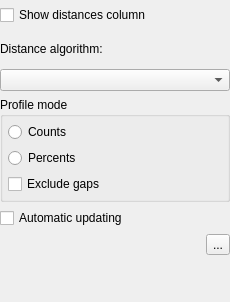
Before: the Qt Designer form src/corelibs/U2View/src/ov_msa/ui/MSADistancesColumnSettingsWidget.ui in violethaze74/ugene, drawn with Qt 5.
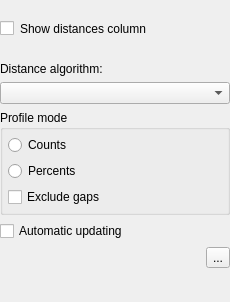
After: the same form once the commit is applied. Icons and pictures are not drawn.

Commit message: UGENE-1678: word-wrap for MSA statistics tab

```diff
--- a/src/corelibs/U2View/src/ov_msa/ui/MSADistancesColumnSettingsWidget.ui
+++ b/src/corelibs/U2View/src/ov_msa/ui/MSADistancesColumnSettingsWidget.ui
@@ -57,11 +57,31 @@
        <number>5</number>
       </property>
       <item>
+       <layout class="QHBoxLayout" name="horizontalLayout_4">
+        <item>
        <widget class="QCheckBox" name="showDistancesColumnCheck">
+          <property name="sizePolicy">
+           <sizepolicy hsizetype="Maximum" vsizetype="Fixed">
+            <horstretch>0</horstretch>
+            <verstretch>0</verstretch>
+           </sizepolicy>
+          </property>
+          <property name="text">
+           <string/>
+          </property>
+         </widget>
+        </item>
+        <item>
+         <widget class="QLabel" name="showDistancesColumnCheckLabel">
         <property name="text">
          <string>Show distances column</string>
         </property>
-       </widget>
+          <property name="wordWrap">
+           <bool>true</bool>
+          </property>
+         </widget>
+        </item>
+       </layout>
       </item>
       <item>
        <widget class="QWidget" name="optionsWidget" native="true">
```
Lines whose indentation alone changed are shown as unchanged. The commit also changes 1 other file.
